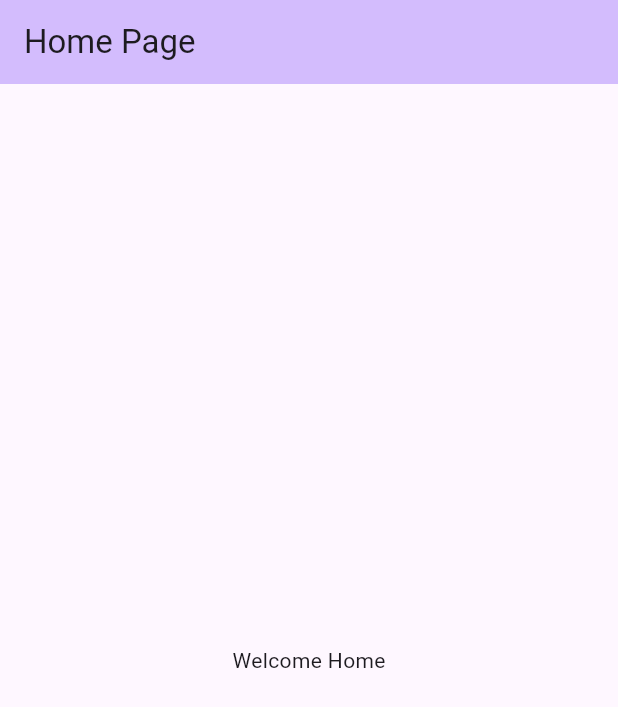
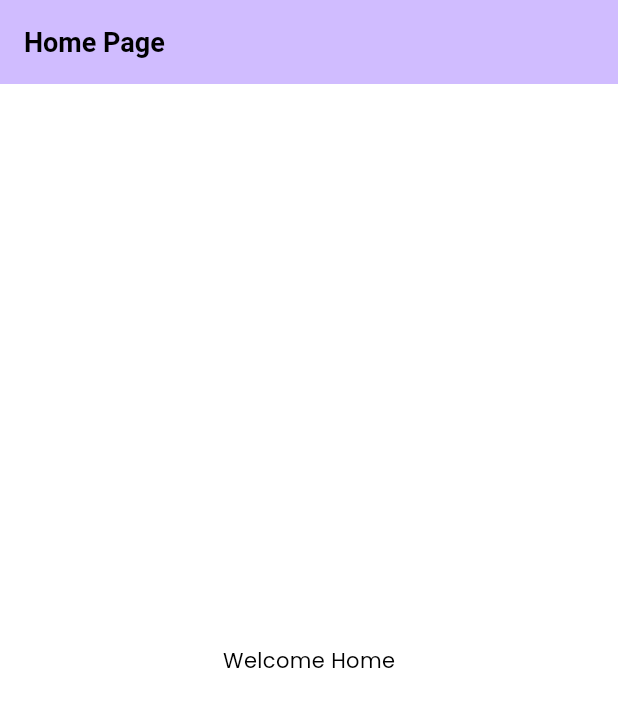
Before and after one commit to Manuelkpatsu/valor_store, a Flutter app: the screen it shows after launch, on a phone screen of 412 x 824 dp. Shown: the top 707 px of the screen. Run offline on Flutter 3.47's test engine with Material 2 defaults, Android fonts, the phone set to English and light mode, and no system bars.

Commit message:
Add theme customization

```diff
--- a/lib/main.dart
+++ b/lib/main.dart
@@ -1,4 +1,6 @@
 import 'package:flutter/material.dart';
+
+import 'utils/theme/theme.dart';
 
 void main() {
   runApp(const MyApp());
@@ -12,10 +14,9 @@ class MyApp extends StatelessWidget {
     return MaterialApp(
       debugShowCheckedModeBanner: false,
       title: 'Flutter Demo',
-      theme: ThemeData(
-        colorScheme: ColorScheme.fromSeed(seedColor: Colors.deepPurple),
-        useMaterial3: true,
-      ),
+      themeMode: ThemeMode.system,
+      theme: AppTheme.lightTheme,
+      darkTheme: AppTheme.darkTheme,
       home: const HomePage(),
     );
   }
--- /dev/null
+++ b/lib/utils/theme/custom_themes/app_bar_theme.dart
@@ -0,0 +1,27 @@
+import 'package:flutter/material.dart';
+
+class ValorAppBarTheme {
+  ValorAppBarTheme._();
+
+  static const lightAppBarTheme = AppBarTheme(
+    elevation: 0,
+    centerTitle: false,
+    scrolledUnderElevation: 0,
+    backgroundColor: Colors.transparent,
+    surfaceTintColor: Colors.transparent,
+    iconTheme: IconThemeData(color: Colors.black, size: 24),
+    actionsIconTheme: IconThemeData(color: Colors.black, size: 24),
+    titleTextStyle: TextStyle(fontSize: 18.0, fontWeight: FontWeight.w600, color: Colors.black),
+  );
+
+  static const darkAppBarTheme = AppBarTheme(
+    elevation: 0,
+    centerTitle: false,
+    scrolledUnderElevation: 0,
+    backgroundColor: Colors.transparent,
+    surfaceTintColor: Colors.transparent,
+    iconTheme: IconThemeData(color: Colors.white, size: 24),
+    actionsIconTheme: IconThemeData(color: Colors.white, size: 24),
+    titleTextStyle: TextStyle(fontSize: 18.0, fontWeight: FontWeight.w600, color: Colors.white),
+  );
+}
--- /dev/null
+++ b/lib/utils/theme/custom_themes/bottom_sheet_theme.dart
@@ -0,0 +1,21 @@
+import 'package:flutter/material.dart';
+
+class AppBottomSheetTheme {
+  AppBottomSheetTheme._();
+
+  static BottomSheetThemeData lightBottomSheetTheme = BottomSheetThemeData(
+    showDragHandle: true,
+    backgroundColor: Colors.white,
+    modalBackgroundColor: Colors.white,
+    constraints: const BoxConstraints(minWidth: double.infinity),
+    shape: RoundedRectangleBorder(borderRadius: BorderRadius.circular(16)),
+  );
+
+  static BottomSheetThemeData darkBottomSheetTheme = BottomSheetThemeData(
+    showDragHandle: true,
+    backgroundColor: Colors.black,
+    modalBackgroundColor: Colors.black,
+    constraints: const BoxConstraints(minWidth: double.infinity),
+    shape: RoundedRectangleBorder(borderRadius: BorderRadius.circular(16)),
+  );
+}
--- /dev/null
+++ b/lib/utils/theme/custom_themes/checkbox_theme.dart
@@ -0,0 +1,41 @@
+import 'package:flutter/material.dart';
+
+class AppCheckBoxTheme {
+  AppCheckBoxTheme._();
+
+  static CheckboxThemeData lightCheckboxTheme = CheckboxThemeData(
+    shape: RoundedRectangleBorder(borderRadius: BorderRadius.circular(4)),
+    checkColor: MaterialStateProperty.resolveWith((states) {
+      if (states.contains(MaterialState.selected)) {
+        return Colors.white;
+      } else {
+        return Colors.black;
+      }
+    }),
+    fillColor: MaterialStateProperty.resolveWith((states) {
+      if (states.contains(MaterialState.selected)) {
+        return Colors.blue;
+      } else {
+        return Colors.transparent;
+      }
+    }),
+  );
+
+  static CheckboxThemeData darkCheckboxTheme = CheckboxThemeData(
+    shape: RoundedRectangleBorder(borderRadius: BorderRadius.circular(4)),
+    checkColor: MaterialStateProperty.resolveWith((states) {
+      if (states.contains(MaterialState.selected)) {
+        return Colors.white;
+      } else {
+        return Colors.black;
+      }
+    }),
+    fillColor: MaterialStateProperty.resolveWith((states) {
+      if (states.contains(MaterialState.selected)) {
+        return Colors.blue;
+      } else {
+        return Colors.transparent;
+      }
+    }),
+  );
+}
--- /dev/null
+++ b/lib/utils/theme/custom_themes/chip_theme.dart
@@ -0,0 +1,21 @@
+import 'package:flutter/material.dart';
+
+class AppChipTheme {
+  AppChipTheme._();
+
+  static ChipThemeData lightChipTheme = ChipThemeData(
+    disabledColor: Colors.grey.withOpacity(0.4),
+    labelStyle: const TextStyle(color: Colors.black),
+    selectedColor: Colors.blue,
+    padding: const EdgeInsets.all(12),
+    checkmarkColor: Colors.white,
+  );
+
+  static ChipThemeData darkChipTheme = const ChipThemeData(
+    disabledColor: Colors.grey,
+    labelStyle: TextStyle(color: Colors.white),
+    selectedColor: Colors.blue,
+    padding: EdgeInsets.all(12),
+    checkmarkColor: Colors.white,
+  );
+}
--- /dev/null
+++ b/lib/utils/theme/custom_themes/elevated_button_theme.dart
@@ -0,0 +1,33 @@
+import 'package:flutter/material.dart';
+
+class AppElevatedButtonTheme {
+  AppElevatedButtonTheme._();
+
+  static final lightElevatedButtonTheme = ElevatedButtonThemeData(
+    style: ElevatedButton.styleFrom(
+      elevation: 0,
+      foregroundColor: Colors.white,
+      backgroundColor: Colors.blue,
+      disabledForegroundColor: Colors.white,
+      disabledBackgroundColor: Colors.grey,
+      side: const BorderSide(color: Colors.blue),
+      padding: const EdgeInsets.symmetric(vertical: 18),
+      textStyle: const TextStyle(fontSize: 16, fontWeight: FontWeight.w600),
+      shape: RoundedRectangleBorder(borderRadius: BorderRadius.circular(12)),
+    ),
+  );
+
+  static final darkElevatedButtonTheme = ElevatedButtonThemeData(
+    style: ElevatedButton.styleFrom(
+      elevation: 0,
+      foregroundColor: Colors.white,
+      backgroundColor: Colors.blue,
+      disabledForegroundColor: Colors.white,
+      disabledBackgroundColor: Colors.grey,
+      side: const BorderSide(color: Colors.blue),
+      padding: const EdgeInsets.symmetric(vertical: 18),
+      textStyle: const TextStyle(fontSize: 16, fontWeight: FontWeight.w600),
+      shape: RoundedRectangleBorder(borderRadius: BorderRadius.circular(12)),
+    ),
+  );
+}
--- /dev/null
+++ b/lib/utils/theme/custom_themes/outlined_button_theme.dart
@@ -0,0 +1,27 @@
+import 'package:flutter/material.dart';
+
+class AppOutlinedButtonTheme {
+  AppOutlinedButtonTheme._();
+
+  static final lightOutlinedButtonTheme = OutlinedButtonThemeData(
+    style: OutlinedButton.styleFrom(
+      elevation: 0,
+      foregroundColor: Colors.black,
+      side: const BorderSide(color: Colors.blue),
+      textStyle: const TextStyle(fontSize: 16, color: Colors.black, fontWeight: FontWeight.w600),
+      padding: const EdgeInsets.symmetric(vertical: 16, horizontal: 20),
+      shape: RoundedRectangleBorder(borderRadius: BorderRadius.circular(14)),
+    ),
+  );
+
+  static final darkOutlinedButtonTheme = OutlinedButtonThemeData(
+    style: OutlinedButton.styleFrom(
+      elevation: 0,
+      foregroundColor: Colors.white,
+      side: const BorderSide(color: Colors.blue),
+      textStyle: const TextStyle(fontSize: 16, color: Colors.white, fontWeight: FontWeight.w600),
+      padding: const EdgeInsets.symmetric(vertical: 16, horizontal: 20),
+      shape: RoundedRectangleBorder(borderRadius: BorderRadius.circular(14)),
+    ),
+  );
+}
--- /dev/null
+++ b/lib/utils/theme/custom_themes/text_field_theme.dart
@@ -0,0 +1,65 @@
+import 'package:flutter/material.dart';
+
+class AppTextFieldTheme {
+  AppTextFieldTheme._();
+
+  static InputDecorationTheme lightInputDecorationTheme = InputDecorationTheme(
+    errorMaxLines: 3,
+    prefixIconColor: Colors.grey,
+    suffixIconColor: Colors.grey,
+    labelStyle: const TextStyle().copyWith(fontSize: 14, color: Colors.black),
+    hintStyle: const TextStyle().copyWith(fontSize: 14, color: Colors.black),
+    errorStyle: const TextStyle().copyWith(fontStyle: FontStyle.normal),
+    floatingLabelStyle: const TextStyle().copyWith(color: Colors.black.withOpacity(0.8)),
+    border: const OutlineInputBorder().copyWith(
+      borderRadius: BorderRadius.circular(14),
+      borderSide: const BorderSide(width: 1, color: Colors.grey),
+    ),
+    enabledBorder: const OutlineInputBorder().copyWith(
+      borderRadius: BorderRadius.circular(14),
+      borderSide: const BorderSide(width: 1, color: Colors.grey),
+    ),
+    focusedBorder: const OutlineInputBorder().copyWith(
+      borderRadius: BorderRadius.circular(14),
+      borderSide: const BorderSide(width: 1, color: Colors.black12),
+    ),
+    errorBorder: const OutlineInputBorder().copyWith(
+      borderRadius: BorderRadius.circular(14),
+      borderSide: const BorderSide(width: 1, color: Colors.red),
+    ),
+    focusedErrorBorder: const OutlineInputBorder().copyWith(
+      borderRadius: BorderRadius.circular(14),
+      borderSide: const BorderSide(width: 2, color: Colors.orange),
+    ),
+  );
+
+  static InputDecorationTheme darkInputDecorationTheme = InputDecorationTheme(
+    errorMaxLines: 3,
+    prefixIconColor: Colors.grey,
+    suffixIconColor: Colors.grey,
+    labelStyle: const TextStyle().copyWith(fontSize: 14, color: Colors.white),
+    hintStyle: const TextStyle().copyWith(fontSize: 14, color: Colors.white),
+    errorStyle: const TextStyle().copyWith(fontStyle: FontStyle.normal),
+    floatingLabelStyle: const TextStyle().copyWith(color: Colors.white.withOpacity(0.8)),
+    border: const OutlineInputBorder().copyWith(
+      borderRadius: BorderRadius.circular(14),
+      borderSide: const BorderSide(width: 1, color: Colors.grey),
+    ),
+    enabledBorder: const OutlineInputBorder().copyWith(
+      borderRadius: BorderRadius.circular(14),
+      borderSide: const BorderSide(width: 1, color: Colors.grey),
+    ),
+    focusedBorder: const OutlineInputBorder().copyWith(
+      borderRadius: BorderRadius.circular(14),
+      borderSide: const BorderSide(width: 1, color: Colors.white),
+    ),
+    errorBorder: const OutlineInputBorder().copyWith(
+      borderRadius: BorderRadius.circular(14),
+      borderSide: const BorderSide(width: 1, color: Colors.red),
+    ),
+    focusedErrorBorder: const OutlineInputBorder().copyWith(
+      borderRadius: BorderRadius.circular(14),
+      borderSide: const BorderSide(width: 2, color: Colors.orange),
+    ),
+  );
+}
--- /dev/null
+++ b/lib/utils/theme/custom_themes/text_theme.dart
@@ -0,0 +1,129 @@
+import 'package:flutter/material.dart';
+
+class AppTextTheme {
+  AppTextTheme._();
+
+  /// Customizable Light Text Theme
+  static TextTheme lightTextTheme = TextTheme(
+    headlineLarge: const TextStyle().copyWith(
+      fontSize: 32.0,
+      fontWeight: FontWeight.bold,
+      color: Colors.black,
+    ),
+    headlineMedium: const TextStyle().copyWith(
+      fontSize: 24.0,
+      fontWeight: FontWeight.w600,
+      color: Colors.black,
+    ),
+    headlineSmall: const TextStyle().copyWith(
+      fontSize: 18.0,
+      fontWeight: FontWeight.w600,
+      color: Colors.black,
+    ),
+
+    titleLarge: const TextStyle().copyWith(
+      fontSize: 16.0,
+      fontWeight: FontWeight.w600,
+      color: Colors.black,
+    ),
+    titleMedium: const TextStyle().copyWith(
+      fontSize: 16.0,
+      fontWeight: FontWeight.w500,
+      color: Colors.black,
+    ),
+    titleSmall: const TextStyle().copyWith(
+      fontSize: 16.0,
+      fontWeight: FontWeight.w400,
+      color: Colors.black,
+    ),
+
+    bodyLarge: const TextStyle().copyWith(
+      fontSize: 14.0,
+      fontWeight: FontWeight.w500,
+      color: Colors.black,
+    ),
+    bodyMedium: const TextStyle().copyWith(
+      fontSize: 14.0,
+      fontWeight: FontWeight.normal,
+      color: Colors.black,
+    ),
+    bodySmall: const TextStyle().copyWith(
+      fontSize: 14.0,
+      fontWeight: FontWeight.w500,
+      color: Colors.black.withOpacity(0.5),
+    ),
+
+    labelLarge: const TextStyle().copyWith(
+      fontSize: 12.0,
+      fontWeight: FontWeight.normal,
+      color: Colors.black,
+    ),
+    labelMedium: const TextStyle().copyWith(
+      fontSize: 12.0,
+      fontWeight: FontWeight.normal,
+      color: Colors.black.withOpacity(0.5),
+    ),
+  );
+
+  /// Customizable Dark Text Theme
+  static TextTheme darkTextTheme = TextTheme(
+    headlineLarge: const TextStyle().copyWith(
+      fontSize: 32.0,
+      fontWeight: FontWeight.bold,
+      color: Colors.white,
+    ),
+    headlineMedium: const TextStyle().copyWith(
+      fontSize: 24.0,
+      fontWeight: FontWeight.w600,
+      color: Colors.white,
+    ),
+    headlineSmall: const TextStyle().copyWith(
+      fontSize: 18.0,
+      fontWeight: FontWeight.w600,
+      color: Colors.white,
+    ),
+
+    titleLarge: const TextStyle().copyWith(
+      fontSize: 16.0,
+      fontWeight: FontWeight.w600,
+      color: Colors.white,
+    ),
+    titleMedium: const TextStyle().copyWith(
+      fontSize: 16.0,
+      fontWeight: FontWeight.w500,
+      color: Colors.white,
+    ),
+    titleSmall: const TextStyle().copyWith(
+      fontSize: 16.0,
+      fontWeight: FontWeight.w400,
+      color: Colors.white,
+    ),
+
+    bodyLarge: const TextStyle().copyWith(
+      fontSize: 14.0,
+      fontWeight: FontWeight.w500,
+      color: Colors.white,
+    ),
+    bodyMedium: const TextStyle().copyWith(
+      fontSize: 14.0,
+      fontWeight: FontWeight.normal,
+      color: Colors.white,
+    ),
+    bodySmall: const TextStyle().copyWith(
+      fontSize: 14.0,
+      fontWeight: FontWeight.w500,
+      color: Colors.white.withOpacity(0.5),
+    ),
+
+    labelLarge: const TextStyle().copyWith(
+      fontSize: 12.0,
+      fontWeight: FontWeight.normal,
+      color: Colors.white,
+    ),
+    labelMedium: const TextStyle().copyWith(
+      fontSize: 12.0,
+      fontWeight: FontWeight.normal,
+      color: Colors.white.withOpacity(0.5),
+    ),
+  );
+}
--- /dev/null
+++ b/lib/utils/theme/theme.dart
@@ -0,0 +1,45 @@
+import 'package:flutter/material.dart';
+
+import 'custom_themes/app_bar_theme.dart';
+import 'custom_themes/bottom_sheet_theme.dart';
+import 'custom_themes/checkbox_theme.dart';
+import 'custom_themes/chip_theme.dart';
+import 'custom_themes/elevated_button_theme.dart';
+import 'custom_themes/outlined_button_theme.dart';
+import 'custom_themes/text_field_theme.dart';
+import 'custom_themes/text_theme.dart';
+
+class AppTheme {
+  AppTheme._();
+
+  static ThemeData lightTheme = ThemeData(
+    useMaterial3: true,
+    fontFamily: 'Poppins',
+    brightness: Brightness.light,
+    primaryColor: Colors.blue,
+    scaffoldBackgroundColor: Colors.white,
+    textTheme: AppTextTheme.lightTextTheme,
+    elevatedButtonTheme: AppElevatedButtonTheme.lightElevatedButtonTheme,
+    appBarTheme: ValorAppBarTheme.lightAppBarTheme,
+    bottomSheetTheme: AppBottomSheetTheme.lightBottomSheetTheme,
+    checkboxTheme: AppCheckBoxTheme.lightCheckboxTheme,
+    chipTheme: AppChipTheme.lightChipTheme,
+    outlinedButtonTheme: AppOutlinedButtonTheme.lightOutlinedButtonTheme,
+    inputDecorationTheme: AppTextFieldTheme.lightInputDecorationTheme,
+  );
+  static ThemeData darkTheme = ThemeData(
+    useMaterial3: true,
+    fontFamily: 'Poppins',
+    brightness: Brightness.dark,
+    primaryColor: Colors.blue,
+    scaffoldBackgroundColor: Colors.black,
+    textTheme: AppTextTheme.darkTextTheme,
+    elevatedButtonTheme: AppElevatedButtonTheme.darkElevatedButtonTheme,
+    appBarTheme: ValorAppBarTheme.darkAppBarTheme,
+    bottomSheetTheme: AppBottomSheetTheme.darkBottomSheetTheme,
+    checkboxTheme: AppCheckBoxTheme.darkCheckboxTheme,
+    chipTheme: AppChipTheme.darkChipTheme,
+    outlinedButtonTheme: AppOutlinedButtonTheme.darkOutlinedButtonTheme,
+    inputDecorationTheme: AppTextFieldTheme.darkInputDecorationTheme,
+  );
+}
```
